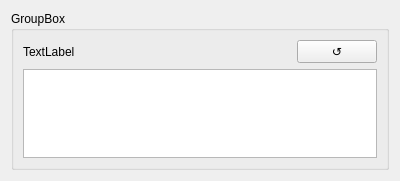
realMilbor/bullshit, file bullshit/UI/listwidget.ui: the form before one commit.
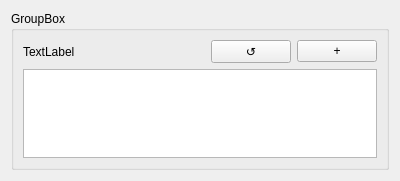
The form after the commit.

The edit to the form file:
```diff
--- a/bullshit/UI/listwidget.ui
+++ b/bullshit/UI/listwidget.ui
@@ -52,6 +52,13 @@
           </property>
          </widget>
         </item>
+        <item>
+         <widget class="QPushButton" name="addItemButton">
+          <property name="text">
+           <string>+</string>
+          </property>
+         </widget>
+        </item>
        </layout>
       </item>
      </layout>
```
